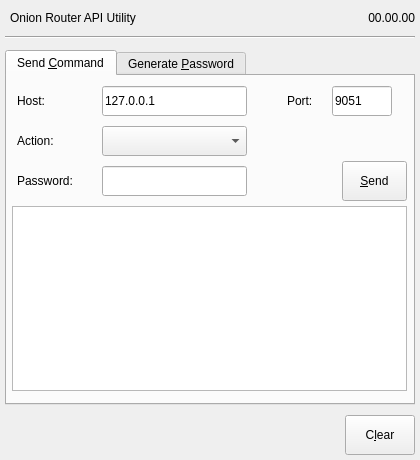
Before: the Qt Designer form tor-util.ui in GIJack/tor-util, drawn with Qt 5.
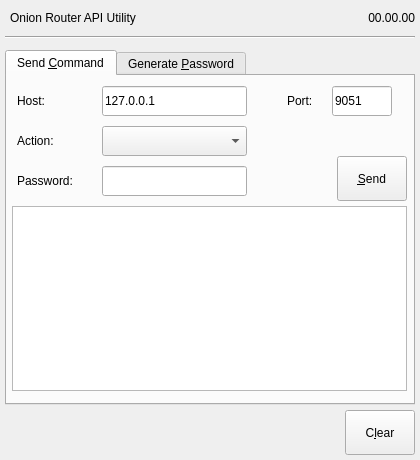
After: the same form once the commit is applied. Icons and pictures are not drawn.

Patch:
```diff
--- a/tor-util.ui
+++ b/tor-util.ui
@@ -191,10 +191,10 @@
     <widget class="QPushButton" name="button_send">
      <property name="geometry">
       <rect>
-       <x>335</x>
-       <y>85</y>
-       <width>65</width>
-       <height>40</height>
+       <x>330</x>
+       <y>80</y>
+       <width>70</width>
+       <height>45</height>
       </rect>
      </property>
      <property name="sizePolicy">
@@ -405,9 +405,9 @@
    <property name="geometry">
     <rect>
      <x>345</x>
-     <y>415</y>
+     <y>410</y>
      <width>70</width>
-     <height>40</height>
+     <height>45</height>
     </rect>
    </property>
    <property name="sizePolicy">
```
Left out of the diff: 6 changed lines with no effect on the pictures.
